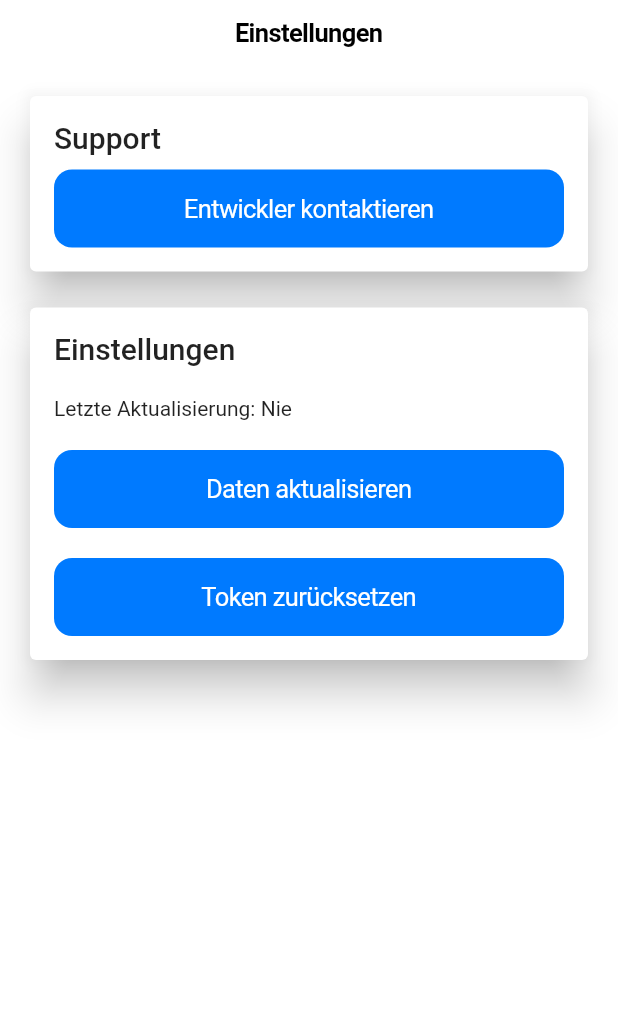
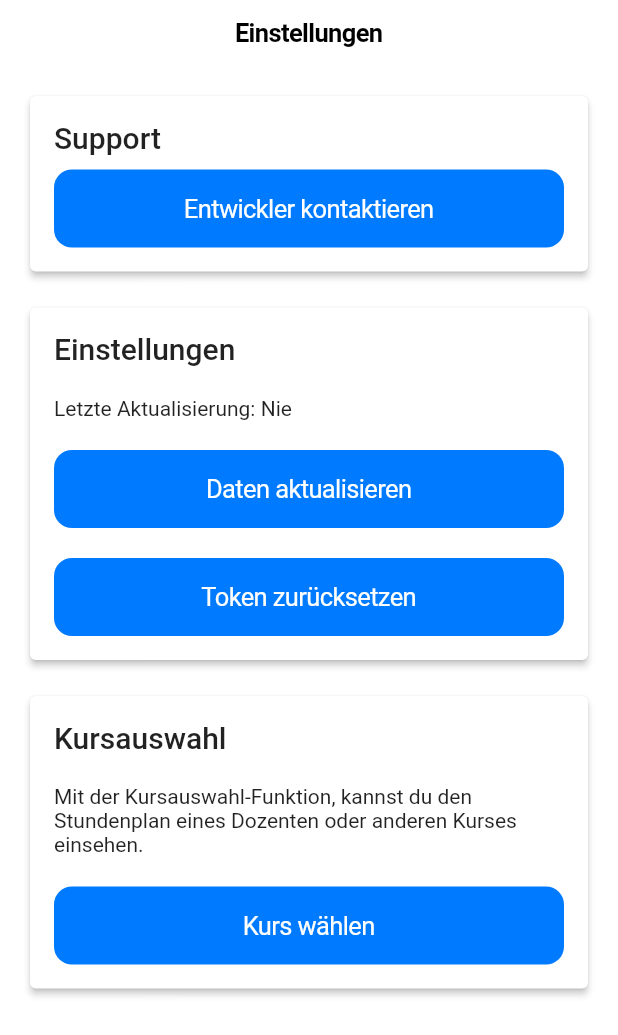
Before and after one commit to kevinkub/Stundenplan, a Flutter app: the SettingsScreen screen opened directly, on a phone screen of 412 x 824 dp. Shown: the top 1035 px of the screen. Run offline on Flutter 3.47's test engine with Material 2 defaults, Android fonts, the phone set to English and light mode, and no system bars; our stand-ins replace flutter_calendar_carousel, flutter_svg, shared_preferences; missing offline and left inert: qrcode_reader; accounts and stored records are empty; network calls fail.

Commit message:
Better text breaks in course cells. Ability to peek into courses. Submitted 3.1.0 for review.

```diff
--- a/stundenplan/lib/screens/settings.dart
+++ b/stundenplan/lib/screens/settings.dart
@@ -3,6 +3,7 @@ import 'package:flutter/material.dart';
 import 'package:flutter/widgets.dart';
 import 'package:scoped_model/scoped_model.dart';
 import 'package:stundenplan/model.dart';
+import 'package:stundenplan/screens/course_peek.dart';
 import 'package:url_launcher/url_launcher.dart';
 
 class SettingsScreen extends StatefulWidget {
@@ -13,20 +14,22 @@ class SettingsScreen extends StatefulWidget {
 class _SettingsScreenState extends State<SettingsScreen> {
   @override
   Widget build(BuildContext context) {
-    return ScopedModelDescendant<AppModel>(builder: (context, child, model) {
+    return ScopedModelDescendant<AppModel>(
+        builder: (context, child, model) {
           return CupertinoTabView(builder: (context) {
             return CupertinoPageScaffold(
               navigationBar: CupertinoNavigationBar(
                 middle: Text("Einstellungen"),
               ),
               child: SafeArea(
+                child: SingleChildScrollView(
                   child: Container(
                     padding: EdgeInsets.all(16),
                     child: Column(
                       crossAxisAlignment: CrossAxisAlignment.stretch,
                       children: <Widget>[
                         Card(
-                    elevation: 12,
+                          elevation: 2,
                           child: Container(
                             padding: EdgeInsets.all(16),
                             child: Column(
@@ -54,7 +57,7 @@ class _SettingsScreenState extends State<SettingsScreen> {
                           height: 16,
                         ),
                         Card(
-                    elevation: 12,
+                          elevation: 2,
                           child: Container(
                             padding: EdgeInsets.all(16),
                             child: Column(
@@ -65,7 +68,8 @@ class _SettingsScreenState extends State<SettingsScreen> {
                                 SizedBox(
                                   height: 20,
                                 ),
-                          Text("Letzte Aktualisierung: " + model.lastRefreshText),
+                                Text("Letzte Aktualisierung: " +
+                                    model.lastRefreshText),
                                 SizedBox(
                                   height: 20,
                                 ),
@@ -84,7 +88,57 @@ class _SettingsScreenState extends State<SettingsScreen> {
                             ),
                           ),
                         ),
+                        SizedBox(
+                          height: 16,
+                        ),
+                        Card(
+                          elevation: 2,
+                          child: Container(
+                            padding: EdgeInsets.all(16),
+                            child: Column(
+                              crossAxisAlignment: CrossAxisAlignment.stretch,
+                              children: <Widget>[
+                                Text("Kursauswahl",
+                                    style: Theme.of(context).textTheme.title),
+                                SizedBox(
+                                  height: 20,
+                                ),
+                                Text(
+                                    "Mit der Kursauswahl-Funktion, kannst du den Stundenplan eines Dozenten oder anderen Kurses einsehen."),
+                                SizedBox(
+                                  height: 20,
+                                ),
+                                Builder(
+                                  builder: (context) {
+                                    if (model.isInPeekMode()) {
+                                      return CupertinoButton.filled(
+                                        child: Text("Zurücksetzen"),
+                                        onPressed: () {
+                                          model.setPeek(null);
+                                        },
+                                      );
+                                    } else {
+                                      return CupertinoButton.filled(
+                                        child: Text("Kurs wählen"),
+                                        onPressed: () {
+                                          Navigator.push(
+                                            context,
+                                            CupertinoPageRoute(
+                                              builder: (context) =>
+                                                  CalendarPeekPicker(),
+                                            ),
+                                          );
+                                        },
+                                      );
+                                    }
+                                  },
+                                ),
                               ],
+                            ),
+                          ),
+                        )
+                      ],
+                    ),
                   ),
                 ),
               ),
```
Also changed, not shown: stundenplan/lib/lesson_cell.dart (+6 -9 lines), stundenplan/lib/model.dart (+29 -2 lines), stundenplan/lib/screens/course_peek.dart (added, +147 -0 lines), 3 other files. Lines whose indentation alone changed are shown as unchanged.
